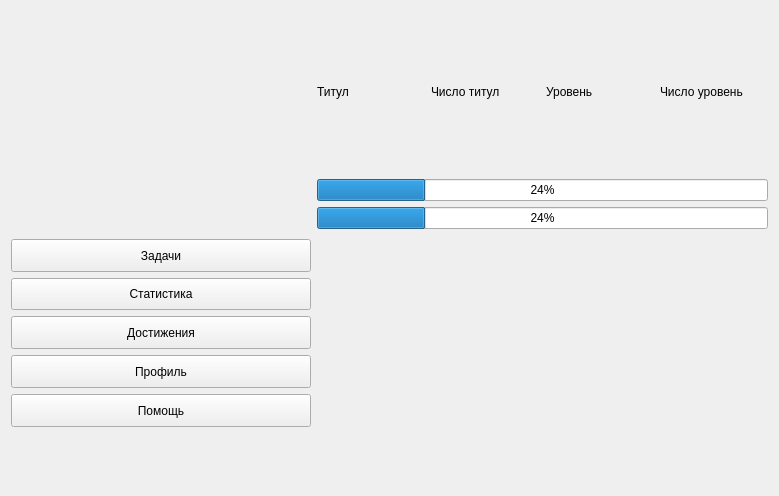
Old version of the form mainwidget.ui in the repository Unisbern/RPG_planner.
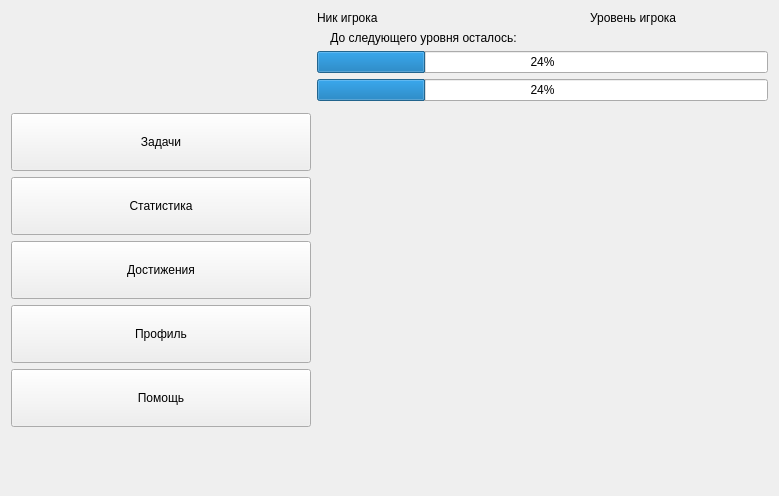
New version of the form.

Commit message: Небольшие изменения интерфейса

The edit to the form file:
```diff
--- a/mainwidget.ui
+++ b/mainwidget.ui
@@ -33,8 +33,8 @@
   </property>
   <layout class="QGridLayout" name="gridLayout_2">
    <item row="0" column="0">
-    <layout class="QGridLayout" name="gridLayout" rowstretch="3,0,0,0" columnstretch="4,0,0,0,0">
-     <item row="1" column="1" colspan="4">
+    <layout class="QGridLayout" name="gridLayout" rowstretch="0,0,0,0,0" columnstretch="4,0,3,2">
+     <item row="2" column="1" colspan="3">
       <widget class="QProgressBar" name="progressBar">
        <property name="sizePolicy">
         <sizepolicy hsizetype="Expanding" vsizetype="Preferred">
@@ -47,27 +47,10 @@
        </property>
       </widget>
      </item>
-     <item row="2" column="1" colspan="4">
-      <widget class="QProgressBar" name="timeBar">
-       <property name="sizePolicy">
-        <sizepolicy hsizetype="Expanding" vsizetype="Preferred">
-         <horstretch>0</horstretch>
-         <verstretch>0</verstretch>
-        </sizepolicy>
-       </property>
-       <property name="value">
-        <number>24</number>
-       </property>
-      </widget>
+     <item row="4" column="1" colspan="3">
+      <layout class="QVBoxLayout" name="spaceWidget"/>
      </item>
-     <item row="0" column="3">
-      <widget class="QLabel" name="level">
-       <property name="text">
-        <string>Уровень</string>
-       </property>
-      </widget>
-     </item>
-     <item row="3" column="0">
+     <item row="4" column="0">
       <layout class="QVBoxLayout" name="verticalLayout" stretch="1,9,9,9,9,9,0">
        <item>
         <spacer name="verticalSpacer_2">
@@ -162,28 +145,20 @@
        </item>
       </layout>
      </item>
-     <item row="0" column="1">
-      <widget class="QLabel" name="title">
-       <property name="text">
-        <string>Титул</string>
+     <item row="3" column="1" colspan="3">
+      <widget class="QProgressBar" name="timeBar">
+       <property name="sizePolicy">
+        <sizepolicy hsizetype="Expanding" vsizetype="Preferred">
+         <horstretch>0</horstretch>
+         <verstretch>0</verstretch>
+        </sizepolicy>
        </property>
-      </widget>
-     </item>
-     <item row="0" column="4">
-      <widget class="QLabel" name="numLevel">
-       <property name="text">
-        <string>Число уровень</string>
+       <property name="value">
+        <number>24</number>
        </property>
       </widget>
      </item>
-     <item row="0" column="2">
-      <widget class="QLabel" name="numTitle">
-       <property name="text">
-        <string>Число титул</string>
-       </property>
-      </widget>
-     </item>
-     <item row="0" column="0" rowspan="3">
+     <item row="0" column="0" rowspan="4">
       <widget class="QLabel" name="avatar">
        <property name="sizePolicy">
         <sizepolicy hsizetype="Maximum" vsizetype="Maximum">
@@ -217,8 +192,26 @@
        </property>
       </widget>
      </item>
-     <item row="3" column="1" colspan="4">
-      <layout class="QVBoxLayout" name="spaceWidget"/>
+     <item row="0" column="3">
+      <widget class="QLabel" name="numLevel">
+       <property name="text">
+        <string>Уровень игрока</string>
+       </property>
+      </widget>
+     </item>
+     <item row="1" column="1" colspan="3">
+      <widget class="QLabel" name="title">
+       <property name="text">
+        <string>    До следующего уровня осталось:</string>
+       </property>
+      </widget>
+     </item>
+     <item row="0" column="1" colspan="2">
+      <widget class="QLabel" name="numTitle">
+       <property name="text">
+        <string>Ник игрока</string>
+       </property>
+      </widget>
      </item>
     </layout>
    </item>
```
The commit also changes 4 other files.
